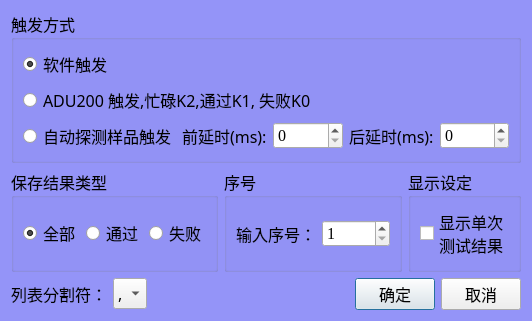
Old version of the form MeterMode/clsMeterModeSettings.ui in the repository caicaiking/WKEFactoryView2014.
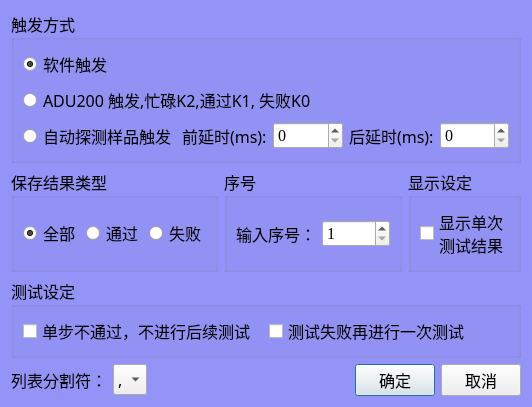
New version of the form.

Commit message: 完成了一个完整的bug 测试

What changed in the file:
```diff
--- a/MeterMode/clsMeterModeSettings.ui
+++ b/MeterMode/clsMeterModeSettings.ui
@@ -7,7 +7,7 @@
     <x>0</x>
     <y>0</y>
     <width>519</width>
-    <height>253</height>
+    <height>315</height>
    </rect>
   </property>
   <property name="font">
@@ -278,6 +278,47 @@
      </item>
     </layout>
    </item>
+   <item>
+    <widget class="QGroupBox" name="groupBox_5">
+     <property name="font">
+      <font>
+       <family>楷体</family>
+       <pointsize>12</pointsize>
+      </font>
+     </property>
+     <property name="title">
+      <string>测试设定</string>
+     </property>
+     <layout class="QHBoxLayout" name="horizontalLayout_7">
+      <item>
+       <widget class="QCheckBox" name="chkFailPass">
+        <property name="font">
+         <font>
+          <family>楷体</family>
+          <pointsize>12</pointsize>
+         </font>
+        </property>
+        <property name="text">
+         <string>单步不通过，不进行后续测试</string>
+        </property>
+       </widget>
+      </item>
+      <item>
+       <widget class="QCheckBox" name="chkFailRetest">
+        <property name="font">
+         <font>
+          <family>楷体</family>
+          <pointsize>12</pointsize>
+         </font>
+        </property>
+        <property name="text">
+         <string>测试失败再进行一次测试</string>
+        </property>
+       </widget>
+      </item>
+     </layout>
+    </widget>
+   </item>
    <item>
     <layout class="QHBoxLayout" name="horizontalLayout_3">
      <item>
```
The commit also changes 7 other files.
